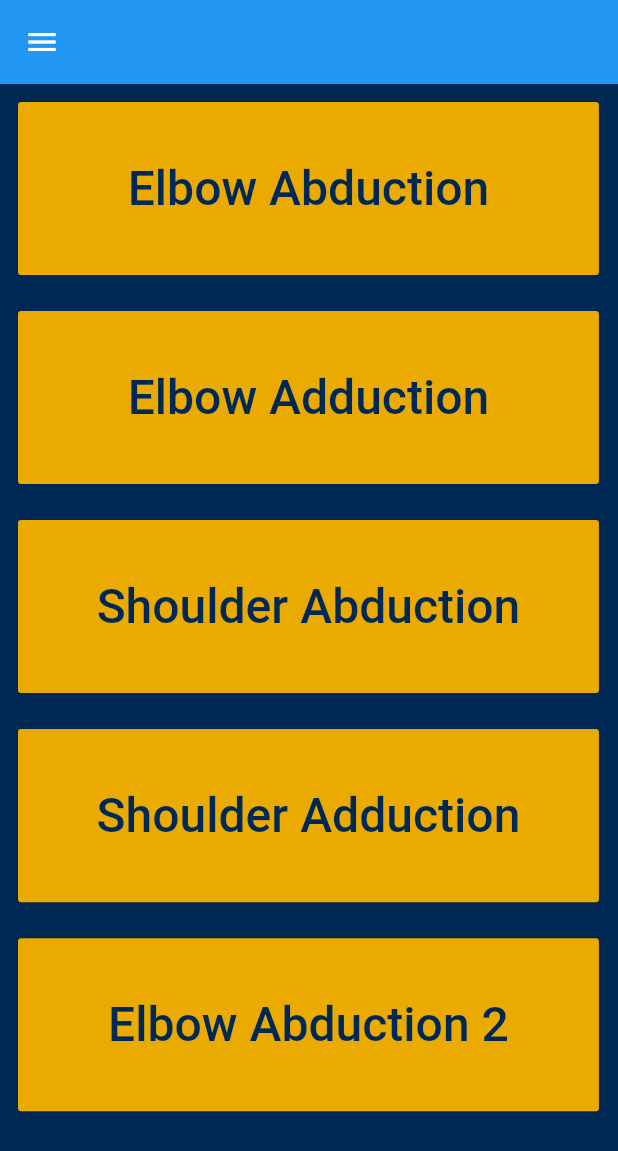
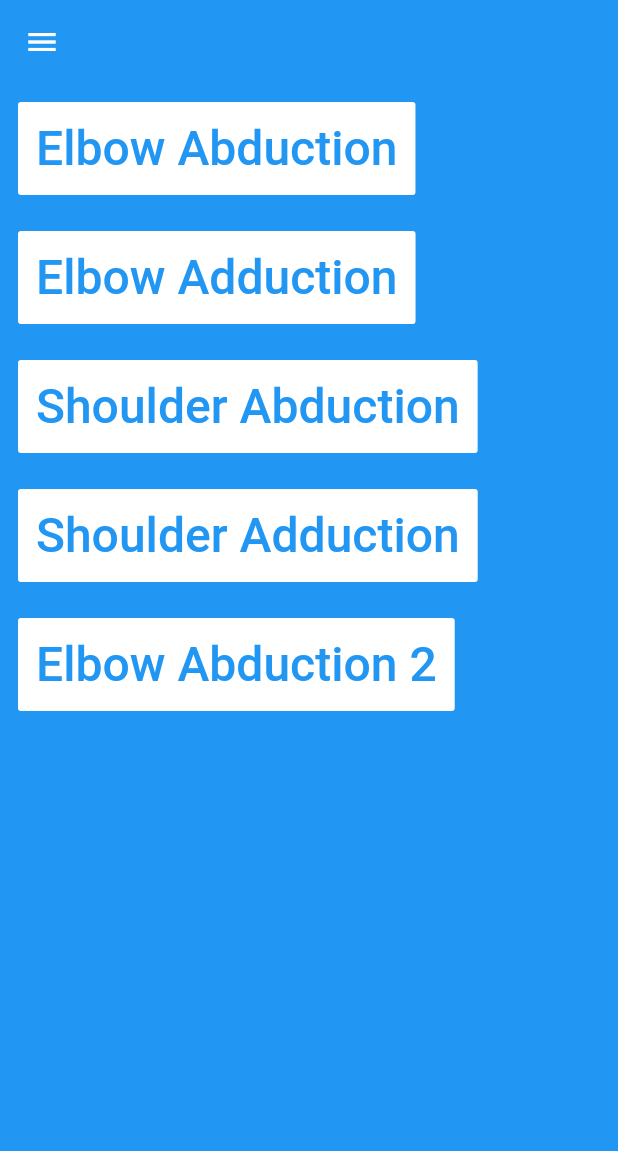
Before and after one commit to jamccauley/exoskeleton_app, a Flutter app: the EndEarly screen opened by its route, after a tap on "Yes", on a phone screen of 412 x 824 dp. Shown: the top 1151 px of the screen. Run offline on Flutter 3.47's test engine with Material 2 defaults, Android fonts, the phone set to English and light mode, and no system bars; our stand-ins replace flutter_blue.

Commit message:
Commit 10/22/19

```diff
--- a/lib/main.dart
+++ b/lib/main.dart
@@ -24,10 +24,15 @@ String exercise;
 String pushedExercise;
 bool exerciseStarted = false;
 bool exerciseComplete = false;
-List<String> dbList = ["Elbow Abduction", "Elbow Adduction", "Shoulder Abduction", "Shoulder Adduction", "Elbow Abduction 2"];
+List<String> dbList = [
+  "Elbow Abduction",
+  "Elbow Adduction",
+  "Shoulder Abduction",
+  "Shoulder Adduction",
+  "Elbow Abduction 2"
+];
 BluetoothDevice passedDevice;
 BluetoothSetup blue = new BluetoothSetup();
-
 
 class BluetoothSetup {
   FlutterBlue bluetooth = FlutterBlue.instance;
@@ -46,7 +51,6 @@ class BluetoothSetup {
       }
     });
   }
-
   connect(BluetoothDevice _device) async{
     scanSubscription.cancel();
 
@@ -74,6 +78,13 @@ class BluetoothSetup {
 
     await c[0].write(data);
   }
+
+  recieveData() async{
+    List<BluetoothCharacteristic> c = services[3].characteristics;
+
+    return await c[0].read();
+  }
+
 
 }
 
@@ -104,13 +115,12 @@ class InProgress extends StatefulWidget {
   ExerciseState createState() => new ExerciseState();
 }
 
-//end early warning screen state reference
+//end early warning screen
 class EndEarly extends StatefulWidget {
   @override
   ExerciseEndState createState() => new ExerciseEndState();
 }
 
-//Metrics page state reference
 class Metrics extends StatefulWidget {
   @override
   MetricsState createState() => new MetricsState();
@@ -123,39 +133,43 @@ class Bluetooth extends StatefulWidget {
 
 //HomeState state definer
 class HomeState extends State<Homepage> {
-
   @override
   Widget build(BuildContext context) {
-
-    SizeConfig().init(context);
-
     return Scaffold(
-        appBar: AppBar( //menu bar for the app, holds the nav drawer and can also contain text and all that
+        appBar: AppBar(
+          //menu bar for the app, holds the nav drawer and can also contain text and all that
           elevation: 0, //elevation zero to eliminate the tacky drop shadow...
         ),
-        drawer: Drawer( //navigation drawer, its the hamburger widget
-          child: ListView( //define a list within the nav drawer
+        drawer: Drawer(
+          //navigation drawer, its the hamburger widget
+          child: ListView(
+            //define a list within the nav drawer
             children: <Widget>[
-              UserAccountsDrawerHeader( //user account drawer; header pre-formatted
+              UserAccountsDrawerHeader(
+                //user account drawer; header pre-formatted
                 accountName: Text("Sample User"),
                 accountEmail: Text("sampleuser@mix.wvu.edu"),
-                currentAccountPicture: CircleAvatar( //define the user avatar shape
+                currentAccountPicture: CircleAvatar(
+                  //define the user avatar shape
                   backgroundColor: Colors.grey,
-                  child: Text( //text inside the user avatar
+                  child: Text(
+                    //text inside the user avatar
                     "U",
                     style: TextStyle(fontSize: 40),
                   ),
                 ),
               ),
-              ListTile( //list item, has interactivity and everything else
+              ListTile(
+                //list item, has interactivity and everything else
                 title: Text("View Exercises"),
                 onTap: () {
                   Navigator.pushNamed(context, '/');
                 },
               ),
+
               ListTile(
                 title: Text("View Exercise Metrics"),
-                onTap: () {
+                onTap: () async {
                   Navigator.pushNamed(context, '/Metrics');
                 },
               ),
@@ -168,60 +182,60 @@ class HomeState extends State<Homepage> {
             ],
           ),
         ),
-        backgroundColor: Color.fromRGBO(0,40,85, 1.0),
+        backgroundColor: Colors.blue,
         //body: RefreshIndicator(
         //onRefresh: E.refresh(),
-            body: SingleChildScrollView( //define the scrollview, may need to switch to a list view at some point to enable reloading of new exercises
-                child: Column( //define the main column
+        body: SingleChildScrollView(
+            //define the scrollview, may need to switch to a list view at some point to enable reloading of new exercises
+            child: Column(
+          //define the main column
           children: <Widget>[
             //not sure why this widget is here, maybe to make all children of the scroll view interactive??
-                    for(var i = 0; i < dbList.length; i++) //using .all ...
-                      Padding( //padding for second row
+            for (var i = 0; i < dbList.length; i++) //using .all ...
+              Padding(
+                  //padding for second row
                   padding: const EdgeInsets.all(12),
-                          child: Row( //second row
+                  child: Row(
+                    //second row
                     children: <Widget>[
-                              Container(//second (& third & fourth, ad nauseam) item will be exercise selection buttons, not sure if these are static or if we can update the list at will
-                                height: SizeConfig.blockSizeVertical*14,
-                                width: SizeConfig.blockSizeHorizontal*94,
-                                child: FlatButton( //using the flat button class, simple interactive text based buttons
-                                textColor: Color.fromRGBO(0,40,85, 1.0),
-                                color: Color.fromRGBO(234, 170, 0, 1.0),
-                                child: Text( //defining the text within the button
+                      //second (& third & fourth, ad nauseam) item will be exercise selection buttons, not sure if these are static or if we can update the list at will
+                      FlatButton(
+                          //using the flat button class, simple interactive text based buttons
+                          textColor: Colors.blue,
+                          color: Colors.white,
+                          padding: EdgeInsets.all(12),
+                          child: Text(
+                            //defining the text within the button
                             dbList[i],
                             style: TextStyle(fontSize: 32),
                           ),
-                                onPressed: () => onExerButtonPressed(dbList[i])//onpressed for the exercise selection
-                              ),
-                              )
-                            ],
-                          )
+                          onPressed: () => onExerButtonPressed(
+                              dbList[i]) //onpressed for the exercise selection
                           ),
                     ],
-                )
-            )
+                  )),
+          ],
+        ))
         //  )
         );
   }
 
-  void onExerButtonPressed (String selectedExercise){
+  void onExerButtonPressed(String selectedExercise) {
     pushedExercise = selectedExercise;
     Navigator.pushNamed(context, '/InProgress');
   }
-
 }
 
 //Exercise in progress state definer
 class ExerciseState extends State<InProgress> {
-
   @override
   Widget build(BuildContext context) {
     return Scaffold(
-        backgroundColor: Color.fromRGBO(0,40,85, 1.0),
+        backgroundColor: Colors.lightBlueAccent,
         body: SingleChildScrollView(
-        child: Column(
-          children: <Widget>[
+          child: Column(children: <Widget>[
             Padding(
-              padding: const EdgeInsets.only(left: 10, top: 35),
+                padding: const EdgeInsets.only(left: 10, top: 10),
                 child: Row(
                     children: <Widget>[
                   IconButton(
@@ -231,8 +245,8 @@ class ExerciseState extends State<InProgress> {
                   ),
                   Text(
                       pushedExercise,
-                    style: TextStyle(fontSize: 40,color: Colors.yellow),
-                  )
+                      style: TextStyle(fontSize: 40,color: Colors.yellow)
+                  ),
                 ]
                 )
             ),
@@ -248,9 +262,13 @@ class ExerciseState extends State<InProgress> {
                 ],
               ),
             ),
+            Divider(
+              color: Colors.white,
+            ),
             Padding(
                 padding: const EdgeInsets.all(12),
                 child: Row(
+                  mainAxisAlignment: MainAxisAlignment.spaceBetween,
                   children: <Widget>[
                     Column(
                       children: <Widget>[
@@ -261,75 +279,80 @@ class ExerciseState extends State<InProgress> {
                                 exerciseStarted = true;
                               });
                               blue.sendData([79,110]);
+                              //Text(); //test
+                              _showDialog(context,blue.recieveData());
+                              showAlertDialog(context,"TEST",blue.recieveData());
                             }
                             else{
                               showAlertDialog(context, "Device Error", "Please connect an exoskeleton device before attempting to start an exercise!");
                             }
                           },
-                        child: Text("Start",style: t,),
+                          child: Text("Start", style: TextStyle(color: Colors.white, fontSize: 25),
 
+                        ),
                         )
                       ],
                     ),
                     Column(
                       children: <Widget>[
                         FlatButton(
-                        onPressed: exerciseStarted ? stopButton: null,
-                        child: Text("Stop"),
+                          onPressed: exerciseStarted ? stopButton : null,
+                          child: Text(
+                            "Stop",
+                            style: TextStyle(color: Colors.white, fontSize: 25),
+                          ),
                         )
                       ],
                     )
                   ],
-              )
-            )
-          ]
-        ),
-      )
-    );
+                ))
+          ]),
+        ));
   }
 
-  void stopButton () {
+  void stopButton() {
     if (exerciseComplete == false) {
       Navigator.pushNamed(context, '/EndEarly');
-    }
-    else {
+    } else {
       blue.sendData([79,102,102]);
       Navigator.pop(context);
       exerciseComplete = false;
     }
   }
-
   void backArrow () {
     Navigator.pop(context);
   }
-
 }
 
-//exercise end early screen state definer
 class ExerciseEndState extends State<EndEarly> {
-
   @override
   Widget build(BuildContext context) {
     return Scaffold(
+      backgroundColor: Colors.lightBlueAccent,
       body: Column(
+        mainAxisAlignment: MainAxisAlignment.center,
+        crossAxisAlignment: CrossAxisAlignment.stretch,
         children: <Widget>[
           Padding(
-              padding: const EdgeInsets.only(top: 35, left: 10),
+            padding: EdgeInsets.all(10.0),
             child: Row(
               children: <Widget>[
-                  Text(
-                    "You are about to end the exercise early. End?"
+                Expanded(
+                  child: Text(
+                    "You are about to end the exercise early. End?",
+                    style: TextStyle(fontSize: 40, color: Colors.white),
+                    textAlign: TextAlign.left,
+                  ),
                 ),
               ],
             ),
           ),
+          Row(
+            mainAxisAlignment: MainAxisAlignment.spaceEvenly,
+            children: <Widget>[
               Padding(
-              padding: const EdgeInsets.only(),
-              child: Row(
-                children: <Widget>[
-                  Column(
-                    children: <Widget>[
-                      FlatButton(
+                padding: EdgeInsets.all(10.0),
+                child: FlatButton(
                   onPressed: () {
                     blue.sendData([79,102,102]);
                     Navigator.pushNamed(context, '/');
@@ -338,42 +361,42 @@ class ExerciseEndState extends State<EndEarly> {
                     });
                   },
                   child: Text(
-                          "Yes"
+                    "Yes",
+                    textAlign: TextAlign.center,
+                    style: TextStyle(fontSize: 35, color: Colors.greenAccent),
                   ),
-                      )
-                    ],
                 ),
-                  Column(
-                    children: <Widget>[
-                      FlatButton(
+              ),
+              Padding(
+                padding: EdgeInsets.all(10.0),
+                child: FlatButton(
                   onPressed: () {
                     Navigator.pop(context);
                   },
                   child: Text(
-                          "No"
+                    "No",
+                    textAlign: TextAlign.center,
+                    style: TextStyle(fontSize: 35, color: Colors.redAccent),
                   ),
-                      )
-                    ],
-                  )
+                ),
+              ),
             ],
           ),
-            )
         ],
-        )
+      ),
     );
   }
 }
 
-//exercise metrics state definer
 class MetricsState extends State<Metrics> {
-
   @override
   Widget build(BuildContext context) {
     return Scaffold(
+      backgroundColor: Colors.lightBlueAccent,
       body: Column(
         children: <Widget>[
           Padding(
-              padding: EdgeInsets.only(left: 10, top: 35),
+            padding: EdgeInsets.only(),
             child: Row(
               children: <Widget>[
                 IconButton(
@@ -383,9 +406,7 @@ class MetricsState extends State<Metrics> {
                     Navigator.pop(context);
                   },
                 ),
-                  Text(
-                    "Exercise Metrics"
-                  )
+                Text("Exercise Metrics")
               ],
             ),
           ),
@@ -399,7 +420,10 @@ class MetricsState extends State<Metrics> {
                 )
               ],
             ),
-            )
+          ),
+          Divider(
+            color: Colors.white,
+          ),
         ],
       ),
     );
@@ -470,3 +494,25 @@ showAlertDialog(BuildContext context, String title, String message) {
     },
   );
 }
+void _showDialog(BuildContext context, String Message) {
+  // flutter defined function
+  showDialog(
+    context: context,
+    builder: (BuildContext context) {
+      // return object of type Dialog
+      return AlertDialog(
+        title: new Text("Alert Dialog title"),
+        content: new Text(Message),
+        actions: <Widget>[
+          // usually buttons at the bottom of the dialog
+          new FlatButton(
+            child: new Text("Close"),
+            onPressed: () {
+              Navigator.of(context).pop();
+            },
+          ),
+        ],
+      );
+    },
+  );
+}
--- a/pubspec.yaml
+++ b/pubspec.yaml
@@ -17,6 +17,10 @@ environment:
   sdk: ">=2.3.0 <3.0.0"
 
 dependencies:
+  shared_preferences: ^0.5.3+2
+  flutter_blue: ^0.6.2
+  convert: ^2.1.1
+
   flutter:
     sdk: flutter
 
@@ -25,8 +29,6 @@ dependencies:
   cupertino_icons: ^0.1.2
 
   english_words: ^3.1.0
-
-  flutter_blue: ^0.6.2
 
 dev_dependencies:
   flutter_test:
```
Also changed, not shown: lib/size_config.dart (deleted), pubspec.lock, 3 other files. Lines whose indentation alone changed are shown as unchanged.
